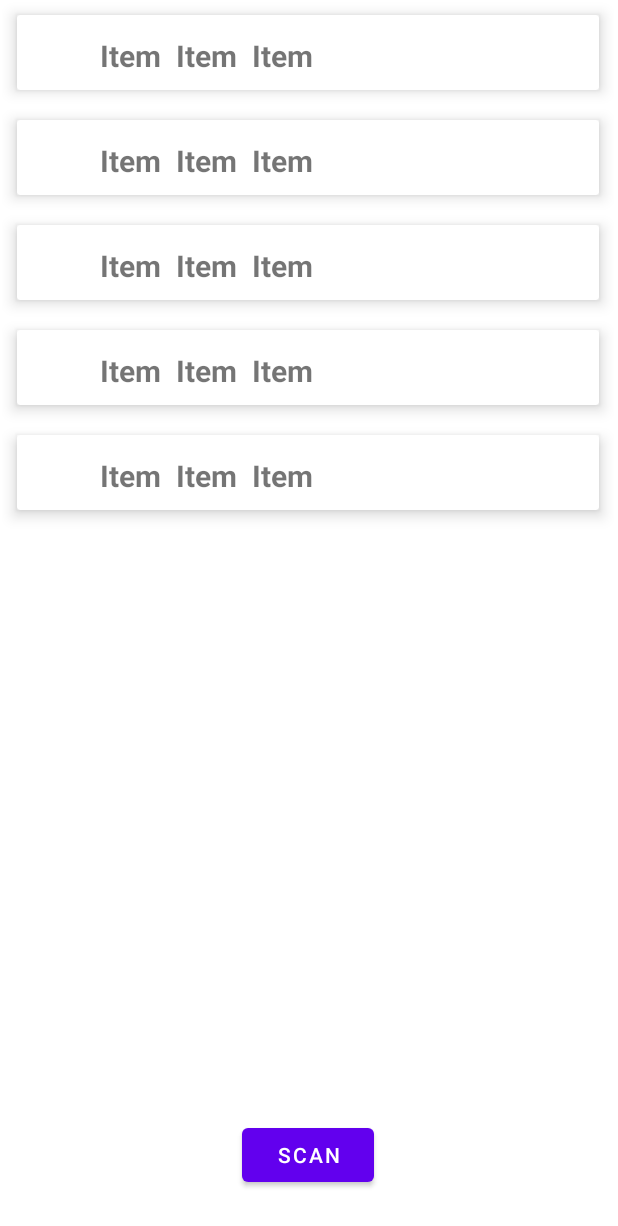
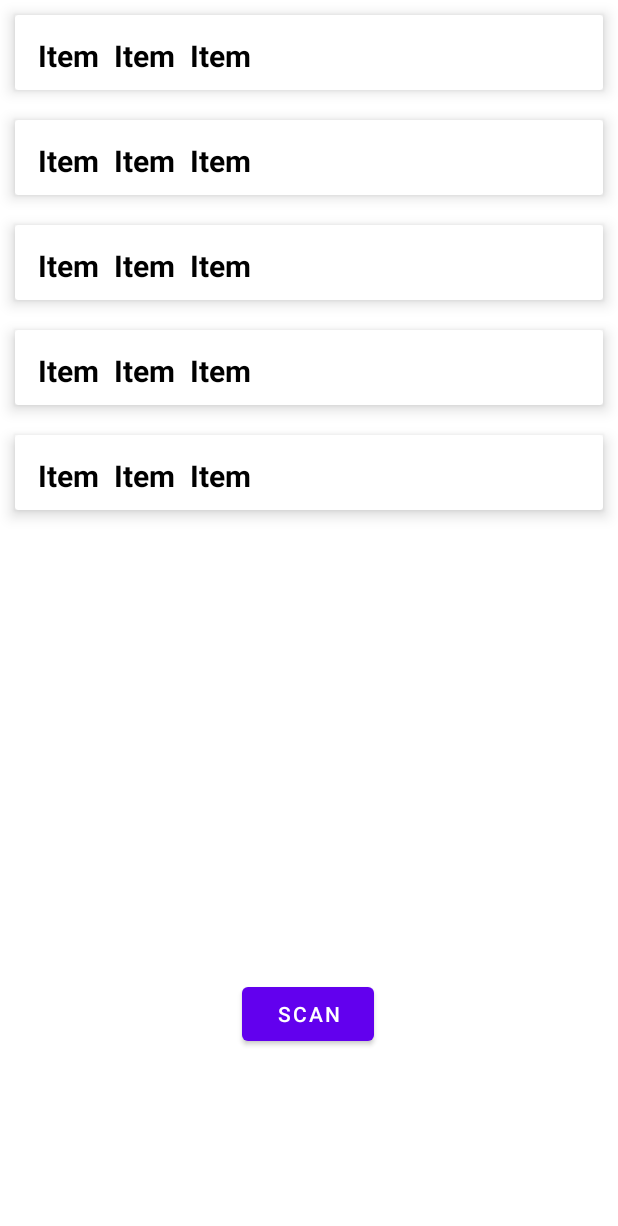
Before and after one commit to ArsalanShakil/w2_d4_BTBeaconLab, an Android app: the layout activity_main.xml on its own in the app's theme, with its tools: preview values and no code run, on a phone screen of 412 x 824 dp. Shown: the top 1226 px of the screen. Run offline under Robolectric (Android 15) with nearby library versions, the phone set to English and light mode, and no system bars.

Commit message:
version 1.4

```diff
--- a/app/src/main/java/com/example/w2_d4_btbeaconlab/ItemsViewModel.kt
+++ b/app/src/main/java/com/example/w2_d4_btbeaconlab/ItemsViewModel.kt
@@ -1,4 +1,4 @@
 package com.example.w2_d4_btbeaconlab
 
-data class ItemsViewModel(val image: Int, val deviceName: String, val deviceAddress: String,val deviceRssi: String) {
+data class ItemsViewModel(val deviceName: String, val deviceAddress: String,val deviceRssi: String, val isConnectable: Boolean) {
 }
--- a/app/src/main/res/layout/activity_main.xml
+++ b/app/src/main/res/layout/activity_main.xml
@@ -8,8 +8,8 @@
 
     <androidx.recyclerview.widget.RecyclerView
         android:id="@+id/recyclerview"
-        android:layout_width="408dp"
-        android:layout_height="641dp"
+        android:layout_width="fill_parent"
+        android:layout_height="fill_parent"
         app:layout_constraintBottom_toBottomOf="parent"
         app:layout_constraintEnd_toEndOf="parent"
         app:layout_constraintHorizontal_bias="0.333"
@@ -29,6 +29,6 @@
         app:layout_constraintHorizontal_bias="0.498"
         app:layout_constraintStart_toStartOf="parent"
         app:layout_constraintTop_toTopOf="parent"
-        app:layout_constraintVertical_bias="0.961" />
+        app:layout_constraintVertical_bias="0.84" />
 
 </androidx.constraintlayout.widget.ConstraintLayout>
--- a/app/src/main/res/layout/card_view_design.xml
+++ b/app/src/main/res/layout/card_view_design.xml
@@ -9,14 +9,9 @@
 
     <LinearLayout
         android:layout_width="match_parent"
-        android:layout_height="wrap_content"
+        android:layout_height="match_parent"
         android:orientation="horizontal"
         android:padding="5dp">
-
-        <ImageView
-            android:id="@+id/imageview"
-            android:layout_width="40dp"
-            android:layout_height="40dp" />
 
         <TextView
             android:id="@+id/deviceName"
@@ -25,9 +20,11 @@
             android:layout_marginStart="10dp"
             android:layout_marginLeft="15dp"
             android:layout_marginTop="8dp"
+            android:textColor="@color/black"
             android:text="Item"
             android:textSize="20sp"
             android:textStyle="bold" />
+
         <TextView
             android:id="@+id/deviceAddress"
             android:layout_width="wrap_content"
@@ -35,15 +32,18 @@
             android:layout_marginStart="10dp"
             android:layout_marginLeft="15dp"
             android:layout_marginTop="8dp"
+            android:textColor="@color/black"
             android:text="Item"
             android:textSize="20sp"
             android:textStyle="bold" />
+
         <TextView
             android:id="@+id/deviceRssi"
             android:layout_width="wrap_content"
             android:layout_height="wrap_content"
             android:layout_marginStart="10dp"
             android:layout_marginLeft="15dp"
+            android:textColor="@color/black"
             android:layout_marginTop="8dp"
             android:text="Item"
             android:textSize="20sp"
```
Also changed, not shown: app/src/main/java/com/example/w2_d4_btbeaconlab/CustomAdapter.kt (+20 -8 lines), app/src/main/java/com/example/w2_d4_btbeaconlab/MainActivity.kt (+8 -15 lines).
